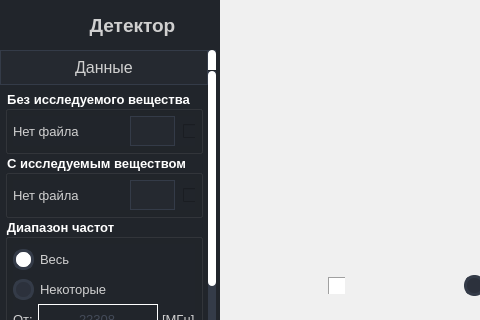
SkorEgor/Detector-Correlation, file gui.ui: the form before one commit; both pictures show x 0 to 480 and y 0 to 320 of the 1281 by 603 pixel window.
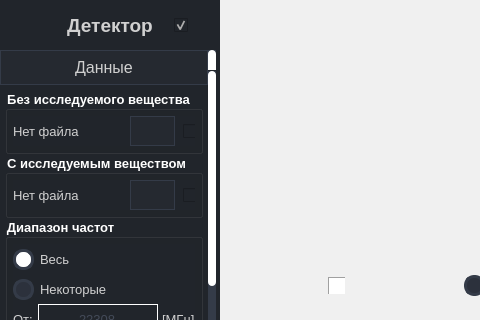
The form after the commit. Icons and pictures are not drawn.

Commit message: color_themes_light_and_dark

Diff of the .ui file:
```diff
--- a/gui.ui
+++ b/gui.ui
@@ -18,6 +18,33 @@
     <normaloff>:/application picture/resource/application picture/app_icon-round.png</normaloff>:/application picture/resource/application picture/app_icon-round.png</iconset>
   </property>
   <property name="styleSheet">
+   <string notr="true"/>
+  </property>
+  <property name="sizeGripEnabled">
+   <bool>false</bool>
+  </property>
+  <property name="modal">
+   <bool>false</bool>
+  </property>
+  <layout class="QHBoxLayout" name="layout_dialog_main" stretch="0">
+   <property name="spacing">
+    <number>0</number>
+   </property>
+   <property name="leftMargin">
+    <number>0</number>
+   </property>
+   <property name="topMargin">
+    <number>0</number>
+   </property>
+   <property name="rightMargin">
+    <number>0</number>
+   </property>
+   <property name="bottomMargin">
+    <number>0</number>
+   </property>
+   <item>
+    <widget class="QWidget" name="widget_style_sheet" native="true">
+     <property name="styleSheet">
    <string notr="true">QWidget{
 	background-color: rgb(33, 37, 43);
 	color: rgb(208, 208, 208);
@@ -214,13 +241,7 @@
 QTableCornerButton::section {background-color: rgb(33, 37, 43); }
 /* ///////////////////////////////////////////////////////////////////////////////////////////////// */</string>
   </property>
-  <property name="sizeGripEnabled">
-   <bool>false</bool>
-  </property>
-  <property name="modal">
-   <bool>false</bool>
-  </property>
-  <layout class="QHBoxLayout" name="layout_dialog_main" stretch="0,0">
+     <layout class="QHBoxLayout" name="layout_style_sheet">
    <property name="spacing">
     <number>0</number>
    </property>
@@ -300,7 +321,7 @@
           <number>0</number>
          </property>
          <property name="leftMargin">
-          <number>5</number>
+             <number>0</number>
          </property>
          <property name="topMargin">
           <number>0</number>
@@ -321,10 +342,20 @@
            </property>
            <property name="maximumSize">
             <size>
-             <width>40</width>
+                <width>54</width>
              <height>40</height>
             </size>
            </property>
+              <property name="sizeIncrement">
+               <size>
+                <width>0</width>
+                <height>0</height>
+               </size>
+              </property>
+              <property name="styleSheet">
+               <string notr="true">padding-left: 7px;
+padding-right: 7px;</string>
+              </property>
            <property name="text">
             <string/>
            </property>
@@ -334,6 +365,12 @@
            <property name="scaledContents">
             <bool>true</bool>
            </property>
+              <property name="margin">
+               <number>0</number>
+              </property>
+              <property name="indent">
+               <number>-1</number>
+              </property>
           </widget>
          </item>
          <item>
@@ -356,6 +393,55 @@
            </property>
           </widget>
          </item>
+            <item>
+             <widget class="QCheckBox" name="checkBox_color_theme">
+              <property name="minimumSize">
+               <size>
+                <width>40</width>
+                <height>0</height>
+               </size>
+              </property>
+              <property name="maximumSize">
+               <size>
+                <width>54</width>
+                <height>20</height>
+               </size>
+              </property>
+              <property name="layoutDirection">
+               <enum>Qt::LeftToRight</enum>
+              </property>
+              <property name="styleSheet">
+               <string notr="true">/* Состояние - не выбран*/
+QCheckBox::indicator:unchecked {
+	/* Выбор картинки*/
+	image: url(:/toggle/resource/toggle/toggle_off_black_36dp.svg);
+	image: url(:/toggle_color_theme/resource/toggle_color_theme/toggle_on_white.svg);
+}
+
+/* Состояние -  выбран*/
+QCheckBox::indicator:checked {
+	/* Выбор картинки*/
+	image: url(:/toggle/resource/toggle/toggle_on_white_36dp.svg);
+	image: url(:/toggle_color_theme/resource/toggle_color_theme/toggle_off_black.svg);
+}</string>
+              </property>
+              <property name="text">
+               <string/>
+              </property>
+              <property name="iconSize">
+               <size>
+                <width>30</width>
+                <height>30</height>
+               </size>
+              </property>
+              <property name="checked">
+               <bool>true</bool>
+              </property>
+              <property name="tristate">
+               <bool>false</bool>
+              </property>
+             </widget>
+            </item>
         </layout>
        </widget>
       </item>
@@ -421,7 +507,7 @@
             <property name="geometry">
              <rect>
               <x>0</x>
-              <y>-251</y>
+                 <y>0</y>
               <width>208</width>
               <height>890</height>
              </rect>
@@ -3437,11 +3523,10 @@
          </size>
         </property>
         <property name="styleSheet">
-         <string notr="true">.QWidget{
+            <string notr="true">QWidget#widget_menu_bottom{
 	border: none;												/* без границ */
 	border-top:2px solid rgb(255, 255, 255);	/* С правой красной раницей */
-}
-</string>
+}</string>
         </property>
         <layout class="QVBoxLayout" name="layout_menu_bottom">
          <property name="spacing">
@@ -4853,7 +4938,7 @@
                   </sizepolicy>
                  </property>
                  <property name="styleSheet">
-                  <string notr="true">background-color: rgb(33, 37, 43);</string>
+                     <string notr="true"/>
                  </property>
                  <property name="frameShape">
                   <enum>QFrame::NoFrame</enum>
@@ -5273,6 +5358,9 @@
                     <property name="flat">
                      <bool>false</bool>
                     </property>
+                      </widget>
+                     </item>
+                    </layout>
                    </widget>
                   </item>
                  </layout>
```
Lines whose indentation alone changed are shown as unchanged. The commit also changes 11 other files.
